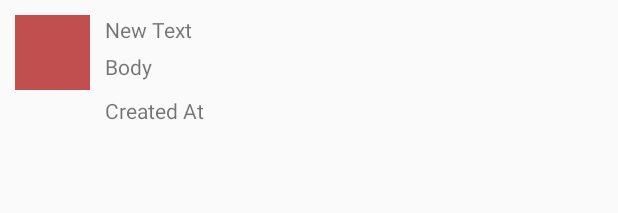
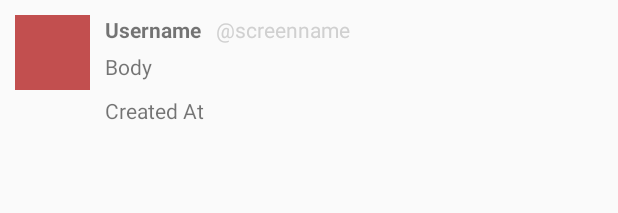
Before and after one commit to dboots/codepathtwitterplus, an Android app: the layout item_tweet.xml on its own in the app's theme, with its tools: preview values and no code run, on a phone screen of 412 x 824 dp. Shown: the top 213 px of the screen. Run offline under Robolectric (Android 15) with nearby library versions, the phone set to English and light mode, and no system bars.

Commit message:
complete required stories

```diff
--- a/app/src/main/java/com/codepath/apps/codepathtwitter/models/User.java
+++ b/app/src/main/java/com/codepath/apps/codepathtwitter/models/User.java
@@ -33,7 +33,7 @@ public class User {
     }
 
     public String getScreenName() {
-        return screenName;
+        return "@" + screenName;
     }
 
     public String getProfileImageUrl() {
--- a/app/src/main/res/layout/item_tweet.xml
+++ b/app/src/main/res/layout/item_tweet.xml
@@ -14,15 +14,16 @@
         android:layout_margin="10dp" />
 
     <TextView
-        android:layout_width="match_parent"
+        android:layout_width="wrap_content"
         android:layout_height="wrap_content"
-        android:text="New Text"
-        android:id="@+id/tvUsername"
+        android:text="Username"
+        android:id="@+id/tvName"
         android:layout_alignParentTop="true"
         android:layout_toRightOf="@+id/ivImage"
-        android:layout_toEndOf="@+id/ivImage"
         android:layout_marginTop="10dp"
-        android:layout_marginBottom="5dp" />
+        android:layout_marginBottom="5dp"
+        android:textStyle="bold"
+        android:layout_marginRight="10dp"/>
 
     <TextView
         android:layout_width="match_parent"
@@ -31,7 +32,7 @@
         android:layout_toRightOf="@+id/ivImage"
         android:text="Body"
         android:layout_marginBottom="10dp"
-        android:layout_below="@+id/tvUsername" />
+        android:layout_below="@+id/tvName" />
 
     <TextView
         android:layout_width="match_parent"
@@ -41,4 +42,14 @@
         android:layout_below="@+id/tvBody"
         android:layout_toRightOf="@+id/ivImage"
         android:layout_toEndOf="@+id/ivImage" />
+
+    <TextView
+        android:layout_width="wrap_content"
+        android:layout_height="wrap_content"
+        android:text="\@screenname"
+        android:id="@+id/tvScreenName"
+        android:layout_alignTop="@+id/tvName"
+        android:layout_toRightOf="@+id/tvName"
+        android:layout_toEndOf="@+id/tvName"
+        android:textColor="#d0d0d0"/>
 </RelativeLayout>
--- a/app/src/main/res/values/strings.xml
+++ b/app/src/main/res/values/strings.xml
@@ -3,5 +3,7 @@
 
     <string name="app_name">CodePath Twitter</string>
     <string name="login_label">Login with Twitter</string>
+    <string name="compose_tweet">Compose Tweet</string>
+    <string name="cancel">Cancel</string>
 
 </resources>
--- a/app/src/main/res/values/styles.xml
+++ b/app/src/main/res/values/styles.xml
@@ -1,16 +1,5 @@
 <resources>
-
-    <style name="AppBaseTheme" parent="Theme.AppCompat.Light.DarkActionBar">
-        <!--
-            Theme customizations available in newer API levels can go in
-            res/values-vXX/styles.xml, while customizations related to
-            backward-compatibility can go here.
-        -->
+    <!-- Base application theme. -->
+    <style name="AppTheme" parent="Theme.AppCompat.Light.NoActionBar">
     </style>
-
-    <!-- Application theme. -->
-    <style name="AppTheme" parent="AppBaseTheme">
-        <!-- All customizations that are NOT specific to a particular API-level can go here. -->
-    </style>
-
 </resources>
```
Also changed, not shown: app/src/main/java/com/codepath/apps/codepathtwitter/EndlessScrollListener.java (added, +69 -0 lines), app/src/main/java/com/codepath/apps/codepathtwitter/activities/ComposeFragment.java (added, +48 -0 lines), app/src/main/java/com/codepath/apps/codepathtwitter/adapters/TweetArrayAdapter.java (+7 -21 lines), app/src/main/java/com/codepath/apps/codepathtwitter/models/Tweet.java (+20 -0 lines), app/src/main/res/layout/activity_compose.xml (added, +34 -0 lines), app/src/main/res/menu/menu_timeline.xml (added, +23 -0 lines).
